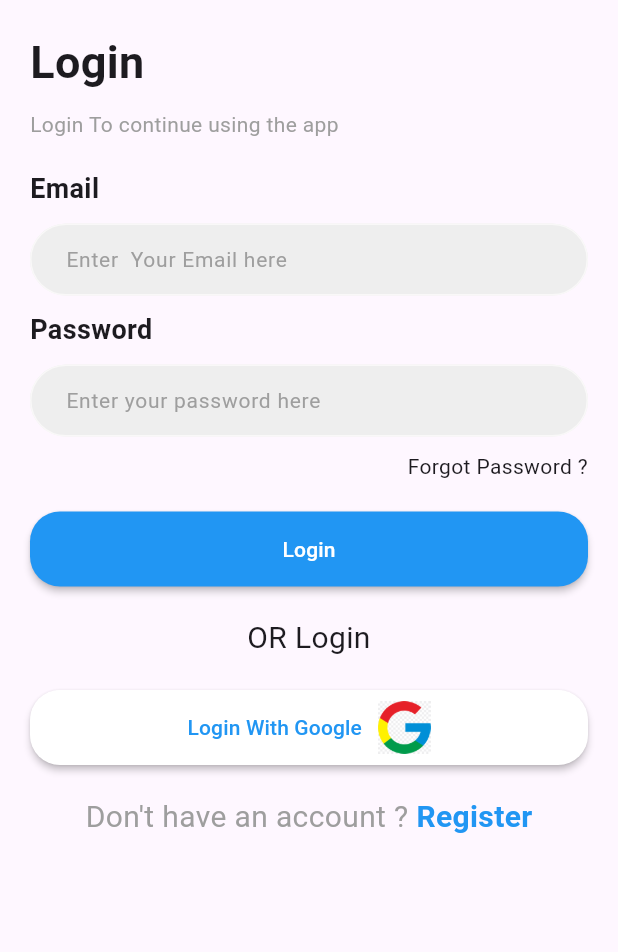
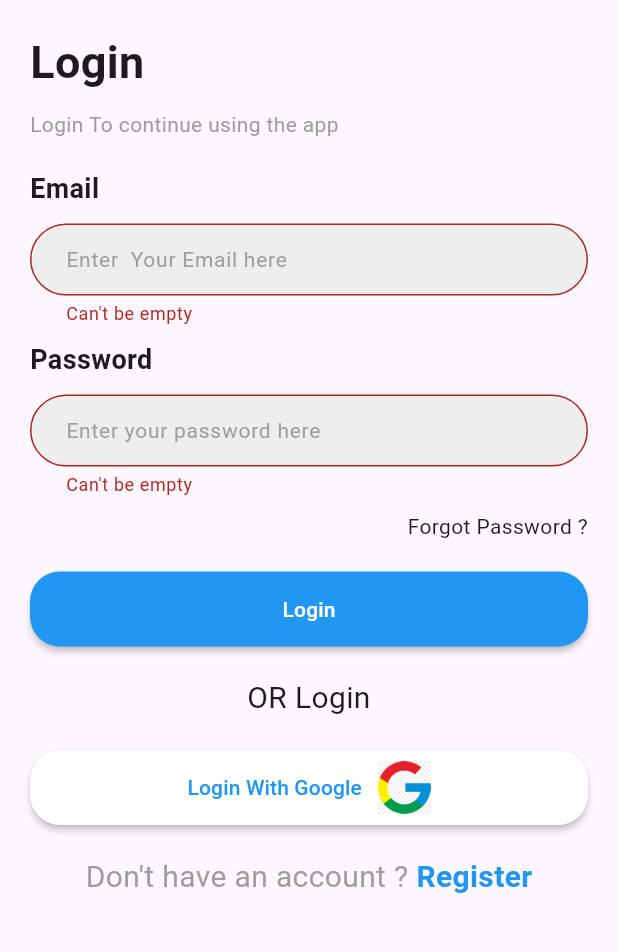
Before and after one commit to Mustafa-Mohamed26/firebase_project, a Flutter app: the screen it shows after launch, after a tap on "Login", on a phone screen of 412 x 824 dp, the part 255-1207 px from its top. Run offline on Flutter 3.47's test engine with Material 3 defaults, Android fonts, the phone set to English and light mode, and no system bars; our stand-ins replace awesome_dialog, firebase_auth, firebase_core; accounts and stored records are empty.

Commit message:
Firebase Auth email and password

```diff
--- a/lib/App/auth/login.dart
+++ b/lib/App/auth/login.dart
@@ -1,3 +1,7 @@
+// ignore_for_file: avoid_print, use_build_context_synchronously
+
+import 'package:awesome_dialog/awesome_dialog.dart';
+import 'package:firebase_auth/firebase_auth.dart';
 import 'package:firebase_project/components/Customlogoauth.dart';
 import 'package:firebase_project/components/custom_button_auth.dart';
 import 'package:firebase_project/components/textFormField.dart';
@@ -13,6 +17,9 @@ class Login extends StatefulWidget {
 class _LoginState extends State<Login> {
   TextEditingController email = TextEditingController();
   TextEditingController password = TextEditingController();
+
+  GlobalKey<FormState> formState = GlobalKey<FormState>();
+
   @override
   Widget build(BuildContext context) {
     return Scaffold(
@@ -20,7 +27,9 @@ class _LoginState extends State<Login> {
         padding: const EdgeInsets.all(20),
         child: ListView(
           children: [
-            Column(
+            Form(
+              key: formState,
+              child: Column(
                 crossAxisAlignment: CrossAxisAlignment.start,
                 children: [
                   Container(
@@ -52,7 +61,14 @@ class _LoginState extends State<Login> {
                     height: 10,
                   ),
                   CustomTextFormField(
-                    hintText: "Enter  Your Email here", myController: email),
+                    hintText: "Enter  Your Email here",
+                    myController: email,
+                    validator: (val) {
+                      if (val == "") {
+                        return "Can't be empty";
+                      }
+                    },
+                  ),
                   Container(
                     height: 10,
                   ),
@@ -65,7 +81,13 @@ class _LoginState extends State<Login> {
                   ),
                   CustomTextFormField(
                     hintText: "Enter your password here",
-                    myController: password),
+                    myController: password,
+                    validator: (val) {
+                      if (val == "") {
+                        return "Can't be empty";
+                      }
+                    },
+                  ),
                   Container(
                     alignment: Alignment.topRight,
                     margin: const EdgeInsets.only(top: 10, bottom: 20),
@@ -79,9 +101,45 @@ class _LoginState extends State<Login> {
                   ),
                 ],
               ),
+            ),
             CustomButtonAuth(
               title: "Login",
-              onPressed: () {},
+              onPressed: () async {
+                if (formState.currentState!.validate()) {
+                  try {
+                    final credential =
+                        await FirebaseAuth.instance.signInWithEmailAndPassword(
+                      email: email.text,
+                      password: password.text,
+                    );
+                    Navigator.of(context).pushReplacementNamed("homepage");
+                  } on FirebaseAuthException catch (e) {
+                    if (e.code == 'user-not-found') {
+                      print(
+                          '====================================No user found for that email.');
+                      AwesomeDialog(
+                        context: context,
+                        dialogType: DialogType.error,
+                        animType: AnimType.rightSlide,
+                        title: 'Error',
+                        desc: 'No user found for that email.',
+                      ).show();
+                    } else if (e.code == 'wrong-password') {
+                      print(
+                          '====================================Wrong password provided for that user.');
+                      AwesomeDialog(
+                        context: context,
+                        dialogType: DialogType.error,
+                        animType: AnimType.rightSlide,
+                        title: 'Error',
+                        desc: 'Wrong password provided for that user.',
+                      ).show();
+                    }
+                  }
+                } else {
+                  print("Not valid");
+                }
+              },
             ),
             Container(
               height: 20,
@@ -118,7 +176,7 @@ class _LoginState extends State<Login> {
             //Text("Don't have an account ? Register",textAlign: TextAlign.center,),
             InkWell(
               onTap: () {
-                Navigator.of(context).pushNamed('signUp');
+                Navigator.of(context).pushReplacementNamed('signUp');
               },
               child: const Center(
                 child: Text.rich(
@@ -136,7 +194,8 @@ class _LoginState extends State<Login> {
                         style: TextStyle(
                           color: Colors.blue,
                           fontWeight: FontWeight.bold,
-                            fontSize: 20),
+                          fontSize: 20,
+                        ),
                       ),
                     ],
                   ),
--- a/lib/components/textformfield.dart
+++ b/lib/components/textformfield.dart
@@ -3,11 +3,13 @@ import 'package:flutter/material.dart';
 class CustomTextFormField extends StatelessWidget {
   final String hintText;
   final TextEditingController myController;
-  const CustomTextFormField({super.key, required this.hintText, required this.myController});
+  final String? Function(String?)? validator;
+  const CustomTextFormField({super.key, required this.hintText, required this.myController, required this.validator});
 
   @override
   Widget build(BuildContext context) {
     return TextFormField(
+      validator: validator,
       controller: myController,
       decoration: InputDecoration(
         hintText: hintText,
--- a/lib/main.dart
+++ b/lib/main.dart
@@ -1,3 +1,5 @@
+// ignore_for_file: avoid_print
+
 import 'package:firebase_auth/firebase_auth.dart';
 import 'package:firebase_core/firebase_core.dart';
 import 'package:firebase_project/App/auth/signup.dart';
@@ -11,6 +13,7 @@ void main() async {
   await Firebase.initializeApp(
     options: DefaultFirebaseOptions.currentPlatform,
   );
+
   runApp(const MyApp());
 }
 
@@ -25,7 +28,15 @@ class _MyAppState extends State<MyApp> {
 
   @override
   void initState() {
-
+    FirebaseAuth.instance
+  .authStateChanges()
+  .listen((User? user) {
+    if (user == null) {
+      print('====================================User is currently signed out!');
+    } else {
+      print('====================================User is signed in!');
+    }
+  });
     super.initState();
   }
   @override
@@ -33,9 +44,9 @@ class _MyAppState extends State<MyApp> {
     return MaterialApp(
       title: "Firebase project",
       debugShowCheckedModeBanner: false,
-      initialRoute: "login",
+      home: FirebaseAuth.instance.currentUser == null ? const Login() : const Home(),
       routes: {
-        '/': (context) => const Home(),
+        'homepage': (context) => const Home(),
         'login': (context) => const Login(),
         'signUp': (context) => const SignUp(),
       },
--- a/pubspec.yaml
+++ b/pubspec.yaml
@@ -41,6 +41,8 @@ dependencies:
   firebase_messaging: ^15.0.3
   firebase_auth: ^5.1.2
   google_sign_in: ^6.2.1
+  awesome_dialog: ^3.2.1
+  firebase_app_check: ^0.3.0+4
 
 dev_dependencies:
   flutter_test:
```
Also changed, not shown: lib/App/auth/signup.dart (+62 -4 lines), lib/App/home.dart (+13 -0 lines), pubspec.lock, 7 other files. Lines whose indentation alone changed are shown as unchanged.
